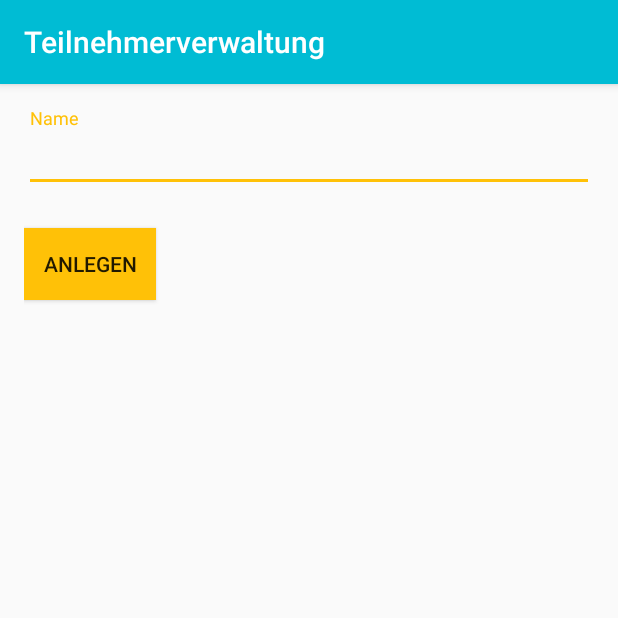
After one commit to maxdobler/Teilnehmerverwaltung, an Android app: the AddAttendeeActivity screen opened directly, with no data from a screen before it, on a phone screen of 412 x 824 dp, the top half of it. The commit adds this screen. Run offline under Robolectric (Android 15) with nearby library versions, the phone set to English and light mode, and no system bars; our stand-ins replace ButterKnife.

Commit message:
neuen teilnehmer anlegen

```diff
--- a/app/src/main/AndroidManifest.xml
+++ b/app/src/main/AndroidManifest.xml
@@ -11,9 +11,11 @@
         <activity android:name=".MainActivity">
             <intent-filter>
                 <action android:name="android.intent.action.MAIN" />
+
                 <category android:name="android.intent.category.LAUNCHER" />
             </intent-filter>
         </activity>
+        <activity android:name=".addAttendee.AddAttendeeActivity"></activity>
     </application>
 
 </manifest>
--- /dev/null
+++ b/app/src/main/java/de/maxdobler/teilnehmerverwaltung/addAttendee/AddAttendeeActivity.java
@@ -0,0 +1,37 @@
+package de.maxdobler.teilnehmerverwaltung.addAttendee;
+
+import android.os.Bundle;
+import android.support.v7.app.AppCompatActivity;
+import android.widget.EditText;
+
+import butterknife.BindView;
+import butterknife.ButterKnife;
+import butterknife.OnClick;
+import de.maxdobler.teilnehmerverwaltung.Attendee;
+import de.maxdobler.teilnehmerverwaltung.R;
+import de.maxdobler.teilnehmerverwaltung.util.FirebaseRef;
+
+public class AddAttendeeActivity extends AppCompatActivity {
+
+    @BindView(R.id.nameEditText)
+    EditText nameEditText;
+
+    @Override
+    protected void onCreate(Bundle savedInstanceState) {
+        super.onCreate(savedInstanceState);
+        setContentView(R.layout.add_attendee_activity);
+        ButterKnife.bind(this);
+    }
+
+    @OnClick(R.id.saveButton)
+    void saveAttendee() {
+
+        String name = nameEditText.getText().toString();
+        if (name.isEmpty() || name.length() == 0 || name.equals(" ")) {
+            nameEditText.setError(getString(R.string.add_attendee_name_error_message));
+            return;
+        }
+        FirebaseRef.attendees().push().setValue(new Attendee(name));
+        finish();
+    }
+}
--- /dev/null
+++ b/app/src/main/res/layout/add_attendee_activity.xml
@@ -0,0 +1,27 @@
+<?xml version="1.0" encoding="utf-8"?>
+<LinearLayout xmlns:android="http://schemas.android.com/apk/res/android"
+    xmlns:tools="http://schemas.android.com/tools"
+    android:id="@+id/add_attendee_activity"
+    style="@style/activityRoot"
+    android:orientation="vertical"
+    tools:context="de.maxdobler.teilnehmerverwaltung.addAttendee.AddAttendeeActivity">
+
+    <android.support.design.widget.TextInputLayout
+        android:layout_width="match_parent"
+        android:layout_height="wrap_content">
+
+        <android.support.v7.widget.AppCompatEditText
+            android:id="@+id/nameEditText"
+            android:layout_width="match_parent"
+            android:layout_height="wrap_content"
+            android:hint="@string/add_attendee_name_hint" />
+
+    </android.support.design.widget.TextInputLayout>
+
+    <Button
+        android:id="@+id/saveButton"
+        style="@style/buttonDefault"
+        android:layout_marginTop="24dp"
+        android:text="@string/add_attendee_create_button" />
+
+</LinearLayout>
--- a/app/src/main/res/layout/main_activity.xml
+++ b/app/src/main/res/layout/main_activity.xml
@@ -1,7 +1,9 @@
 <?xml version="1.0" encoding="utf-8"?>
 <android.support.design.widget.CoordinatorLayout xmlns:android="http://schemas.android.com/apk/res/android"
     xmlns:app="http://schemas.android.com/apk/res-auto"
-    style="@style/activityRoot">
+    xmlns:tools="http://schemas.android.com/tools"
+    style="@style/activityRoot"
+    tools:context="de.maxdobler.teilnehmerverwaltung.MainActivity">
 
     <android.support.v7.widget.RecyclerView
         android:id="@+id/recyclerView"
@@ -9,6 +11,7 @@
         android:layout_height="match_parent" />
 
     <android.support.design.widget.FloatingActionButton
+        android:id="@+id/addFab"
         android:layout_width="wrap_content"
         android:layout_height="wrap_content"
         android:layout_gravity="bottom|end"
--- a/app/src/main/res/values/colors.xml
+++ b/app/src/main/res/values/colors.xml
@@ -3,4 +3,6 @@
     <color name="colorPrimary">@color/md_cyan_500</color>
     <color name="colorPrimaryDark">@color/md_cyan_800</color>
     <color name="colorAccent">@color/md_amber_500</color>
+    <color name="buttonTextColor">@color/md_black_1000</color>
+    <color name="buttonBackgroundColor">@color/colorAccent</color>
 </resources>
--- a/app/src/main/res/values/strings.xml
+++ b/app/src/main/res/values/strings.xml
@@ -1,3 +1,6 @@
 <resources>
     <string name="app_name">Teilnehmerverwaltung</string>
+    <string name="add_attendee_name_hint">Name</string>
+    <string name="add_attendee_create_button">Anlegen</string>
+    <string name="add_attendee_name_error_message">Bitte gib einen Namen ein.</string>
 </resources>
--- a/app/src/main/res/values/styles.xml
+++ b/app/src/main/res/values/styles.xml
@@ -17,4 +17,10 @@
         <item name="android:layout_height">match_parent</item>
     </style>
 
+    <style name="buttonDefault">
+        <item name="android:layout_width">wrap_content</item>
+        <item name="android:layout_height">wrap_content</item>
+        <item name="android:background">@color/buttonBackgroundColor</item>
+    </style>
+
 </resources>
```
Also changed, not shown: app/src/main/java/de/maxdobler/teilnehmerverwaltung/Attendee.java (+7 -0 lines), app/src/main/java/de/maxdobler/teilnehmerverwaltung/MainActivity.java (+10 -2 lines), app/src/main/java/de/maxdobler/teilnehmerverwaltung/util/FirebaseRef.java (added, +12 -0 lines).
